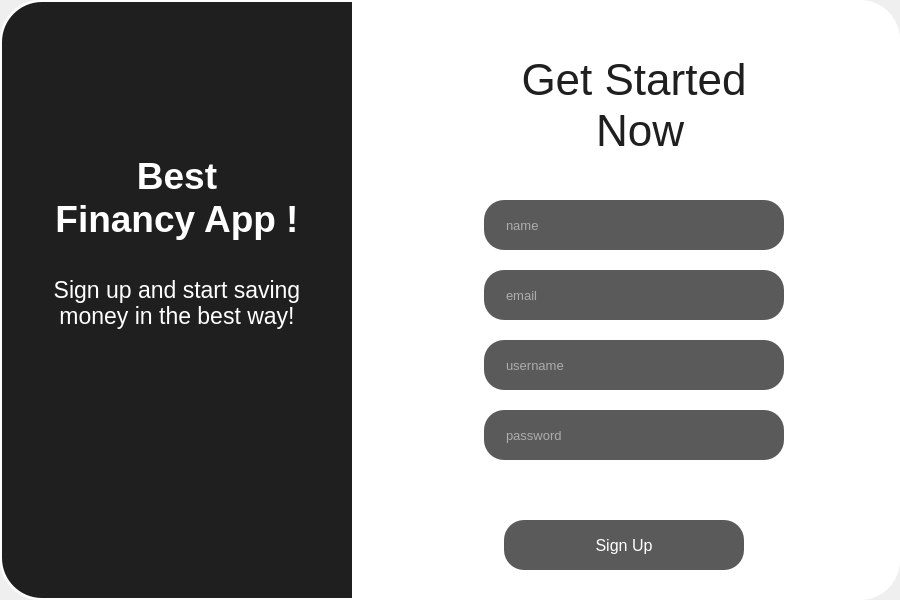
Old version of the form mainwindow.ui in the repository 262094/Financify.
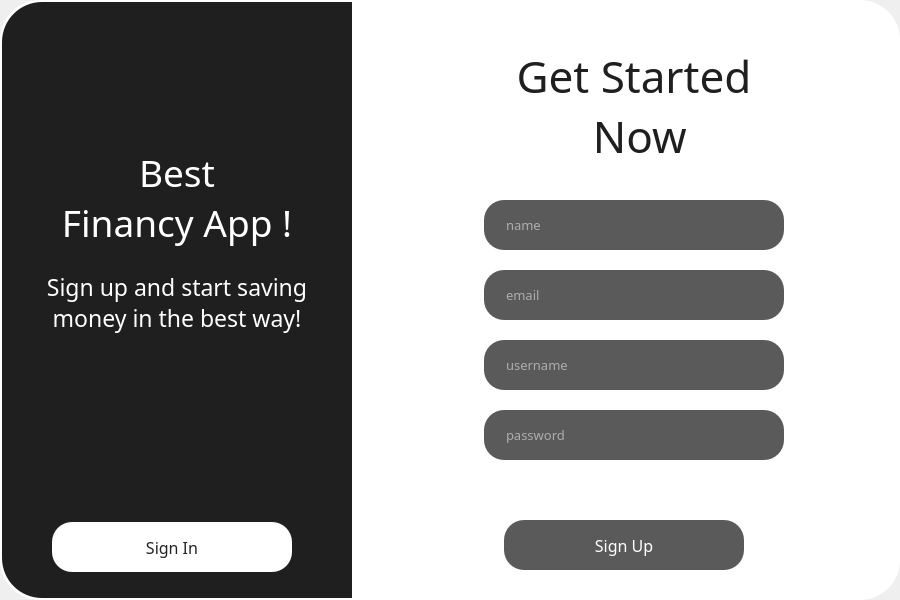
New version of the form. The open tabs and pages were chosen to show the change. Icons and pictures are not drawn.

```diff
--- a/mainwindow.ui
+++ b/mainwindow.ui
@@ -439,8 +439,9 @@
         </property>
         <property name="font">
          <font>
+          <family>Poppins</family>
           <pointsize>28</pointsize>
-          <bold>true</bold>
+          <bold>false</bold>
           <stylestrategy>PreferAntialias</stylestrategy>
           <kerning>true</kerning>
          </font>
@@ -468,6 +469,7 @@
         </property>
         <property name="font">
          <font>
+          <family>Poppins</family>
           <pointsize>17</pointsize>
           <bold>false</bold>
           <stylestrategy>PreferAntialias</stylestrategy>
@@ -486,6 +488,42 @@
          <set>Qt::AlignCenter</set>
         </property>
        </widget>
+       <widget class="QPushButton" name="signinButton">
+        <property name="geometry">
+         <rect>
+          <x>50</x>
+          <y>520</y>
+          <width>240</width>
+          <height>50</height>
+         </rect>
+        </property>
+        <property name="font">
+         <font>
+          <family>Poppins</family>
+          <pointsize>12</pointsize>
+          <bold>false</bold>
+         </font>
+        </property>
+        <property name="styleSheet">
+         <string notr="true">QWidget#signinButton{
+	background-color: rgb(255, 255, 255);
+	border-radius:20px;
+	color: rgb(35,35,35);
+}
+
+QWidget#signinButton:pressed{
+	background-color: rgb(170, 170, 170);
+	border-radius:20px;
+	color: rgb(35,35,35);
+}</string>
+        </property>
+        <property name="text">
+         <string>Sign In</string>
+        </property>
+        <property name="flat">
+         <bool>true</bool>
+        </property>
+       </widget>
       </widget>
       <widget class="QLabel" name="mainLabel_8">
        <property name="geometry">
@@ -498,6 +536,7 @@
        </property>
        <property name="font">
         <font>
+         <family>Poppins</family>
          <pointsize>33</pointsize>
          <bold>false</bold>
          <stylestrategy>PreferAntialias</stylestrategy>
@@ -527,6 +566,7 @@
        </property>
        <property name="font">
         <font>
+         <family>Poppins</family>
          <pointsize>10</pointsize>
         </font>
        </property>
@@ -555,6 +595,7 @@
        </property>
        <property name="font">
         <font>
+         <family>Poppins</family>
          <pointsize>10</pointsize>
         </font>
        </property>
@@ -621,6 +662,7 @@
        </property>
        <property name="font">
         <font>
+         <family>Poppins</family>
          <pointsize>12</pointsize>
          <bold>false</bold>
         </font>
@@ -672,6 +714,7 @@
        </property>
        <property name="font">
         <font>
+         <family>Poppins</family>
          <pointsize>10</pointsize>
         </font>
        </property>
@@ -700,6 +743,7 @@
        </property>
        <property name="font">
         <font>
+         <family>Poppins</family>
          <pointsize>10</pointsize>
         </font>
        </property>
```
Left out of the diff: 13 changed lines with no effect on the pictures.
